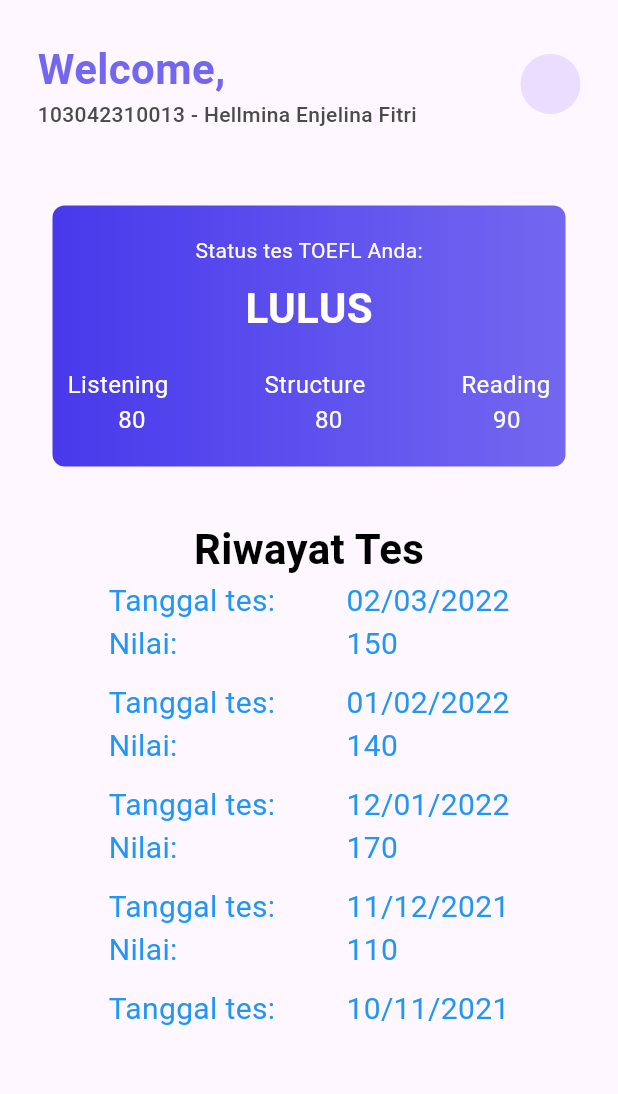
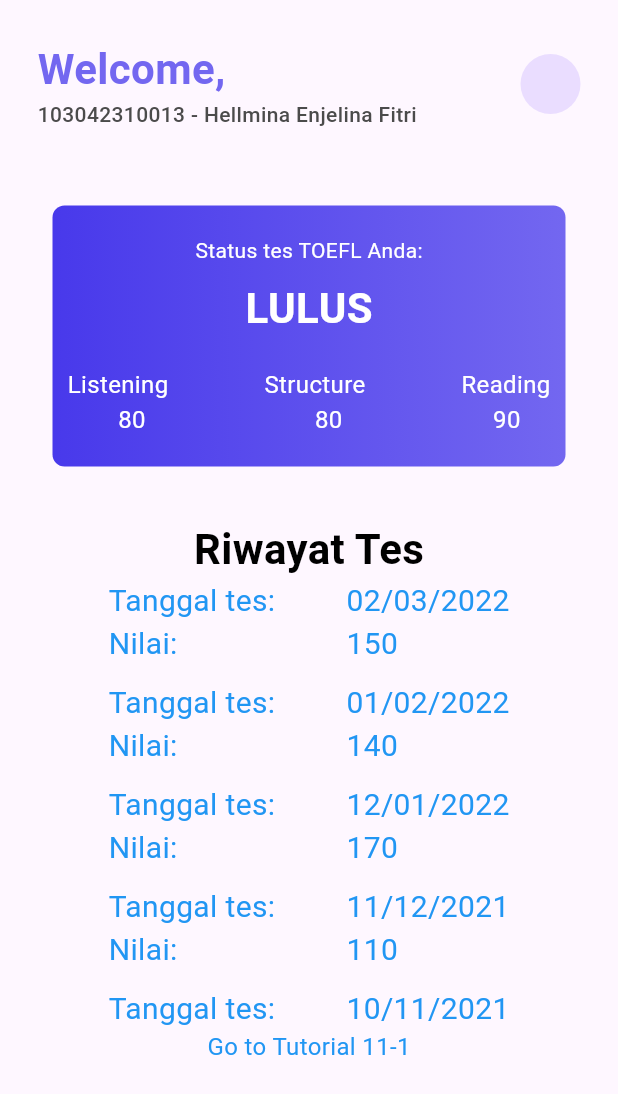
Before and after one commit to HellminaEF/Tutorial-Layout-and-User-interaction, a Flutter app: the screen it shows after launch, on a phone screen of 412 x 824 dp. Shown: the top 1094 px of the screen. Run offline on Flutter 3.47's test engine with Material 3 defaults, Android fonts, the phone set to English and light mode, and no system bars.

Commit message:
edit main.dart tambah navigation Go to Tutorial 11-1 di bawah ListView

```diff
--- a/lib/main.dart
+++ b/lib/main.dart
@@ -1,4 +1,5 @@
 import 'package:flutter/material.dart';
+import 'tutorial_11_1.dart';
 
 void main() {
   runApp(const MyApp());
@@ -7,7 +8,6 @@
 class MyApp extends StatelessWidget {
   const MyApp({super.key});
 
-  // This widget is the root of your application.
   @override
   Widget build(BuildContext context) {
     return MaterialApp(
@@ -85,6 +85,7 @@
                   ],
                 ),
               ),
+
               Container(
                 margin: const EdgeInsets.symmetric(
                   horizontal: 10,
@@ -139,6 +140,7 @@
                   ],
                 ),
               ),
+
               Container(
                 child: Text(
                   'Riwayat Tes',
@@ -150,6 +152,7 @@
                   ),
                 ),
               ),
+
               Container(
                 height: 300,
                 child: ListView.builder(
@@ -184,6 +187,23 @@
                   },
                 ),
               ),
+
+              Container(
+                child: GestureDetector(
+                  onTap: () {
+                    Navigator.push(
+                      context,
+                      MaterialPageRoute(
+                        builder: (context) => const Tutorial11Page(),
+                      ),
+                    );
+                  },
+                  child: const Text(
+                    'Go to Tutorial 11-1',
+                    style: TextStyle(fontSize: 16, color: Colors.blue),
+                  ),
+                ),
+              ),
             ],
           ),
         ),
```
